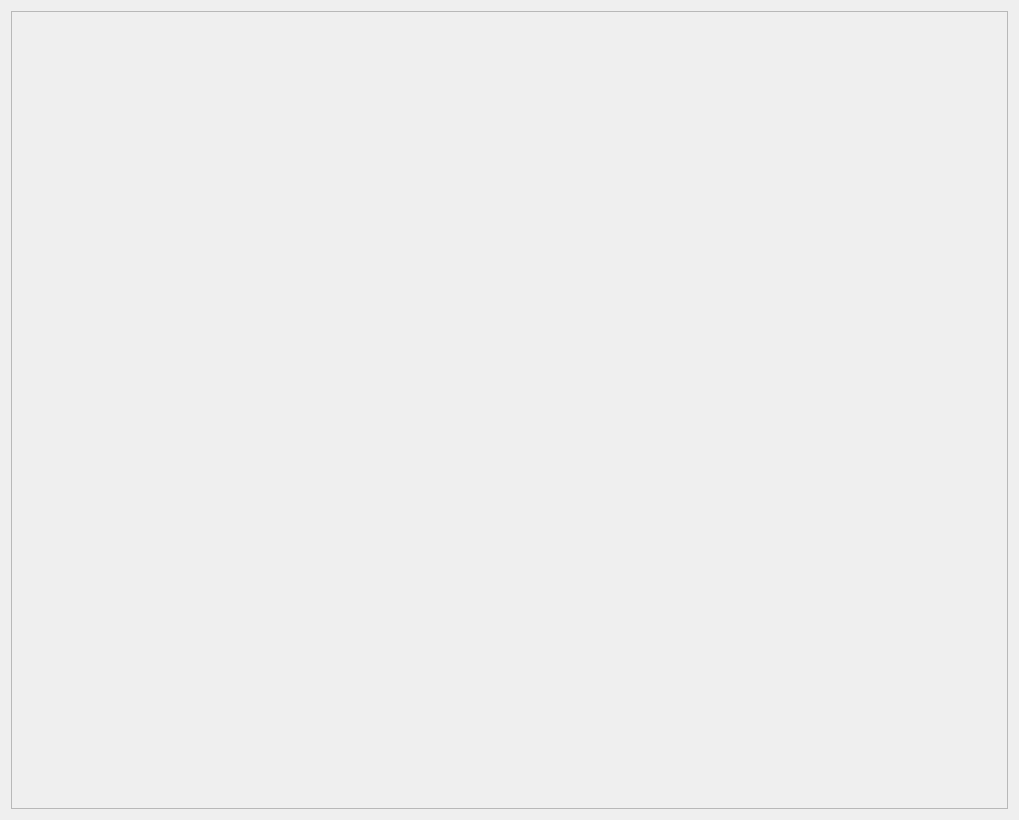
Before: the Qt Designer form PhotoBooth/mainwindow.ui in monsif/Image-processing, drawn with Qt 5.
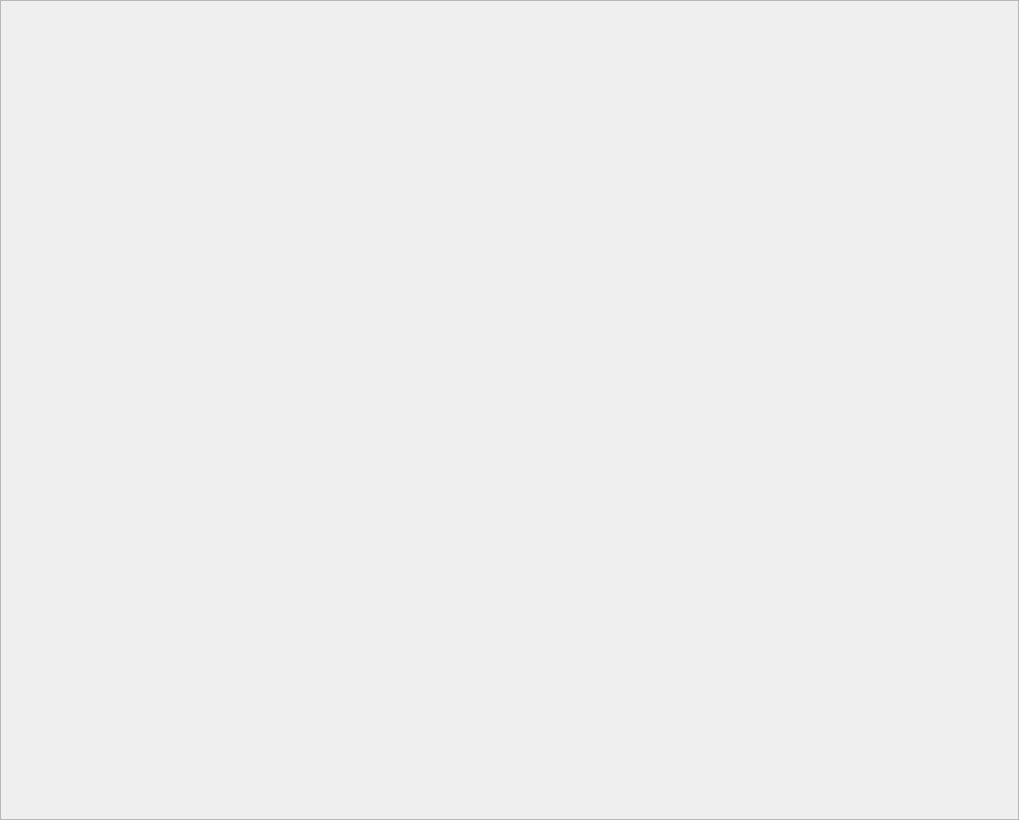
After: the same form once the commit is applied.

```diff
--- a/PhotoBooth/mainwindow.ui
+++ b/PhotoBooth/mainwindow.ui
@@ -14,6 +14,18 @@
    <string>MainWindow</string>
   </property>
   <layout class="QVBoxLayout" name="mainLayout">
+   <property name="leftMargin">
+    <number>0</number>
+   </property>
+   <property name="topMargin">
+    <number>0</number>
+   </property>
+   <property name="rightMargin">
+    <number>0</number>
+   </property>
+   <property name="bottomMargin">
+    <number>0</number>
+   </property>
    <item>
     <widget class="QFrame" name="frame">
      <property name="frameShape">
```
